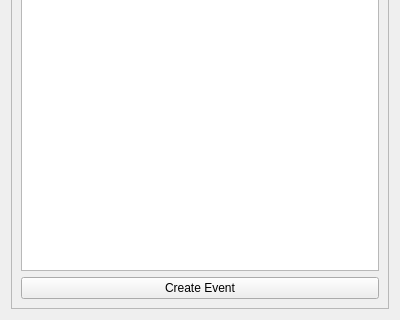
This is src/mobile-app/mainpage.ui in Aesylwinn/software-engineering as Qt 5 draws it before an edit; both pictures show x 0 to 400 and y 480 to 800 of the 400 by 800 pixel window. The edited form follows.
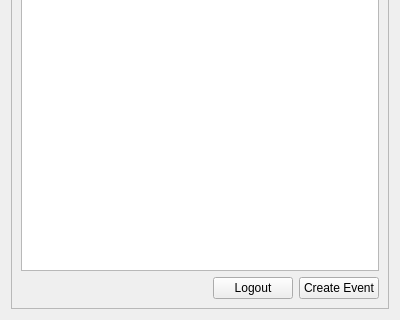
This is the edited form.

What changed in the file:
```diff
--- a/src/mobile-app/mainpage.ui
+++ b/src/mobile-app/mainpage.ui
@@ -57,11 +57,35 @@
         </widget>
        </item>
        <item>
+        <layout class="QHBoxLayout" name="buttonLayout">
+         <item>
+          <spacer name="horizontalSpacer">
+           <property name="orientation">
+            <enum>Qt::Horizontal</enum>
+           </property>
+           <property name="sizeHint" stdset="0">
+            <size>
+             <width>40</width>
+             <height>20</height>
+            </size>
+           </property>
+          </spacer>
+         </item>
+         <item>
+          <widget class="QPushButton" name="logoutButton">
+           <property name="text">
+            <string>Logout</string>
+           </property>
+          </widget>
+         </item>
+         <item>
         <widget class="QPushButton" name="createEventButton">
          <property name="text">
           <string>Create Event</string>
          </property>
         </widget>
+         </item>
+        </layout>
        </item>
       </layout>
      </widget>
```
Lines whose indentation alone changed are shown as unchanged.
